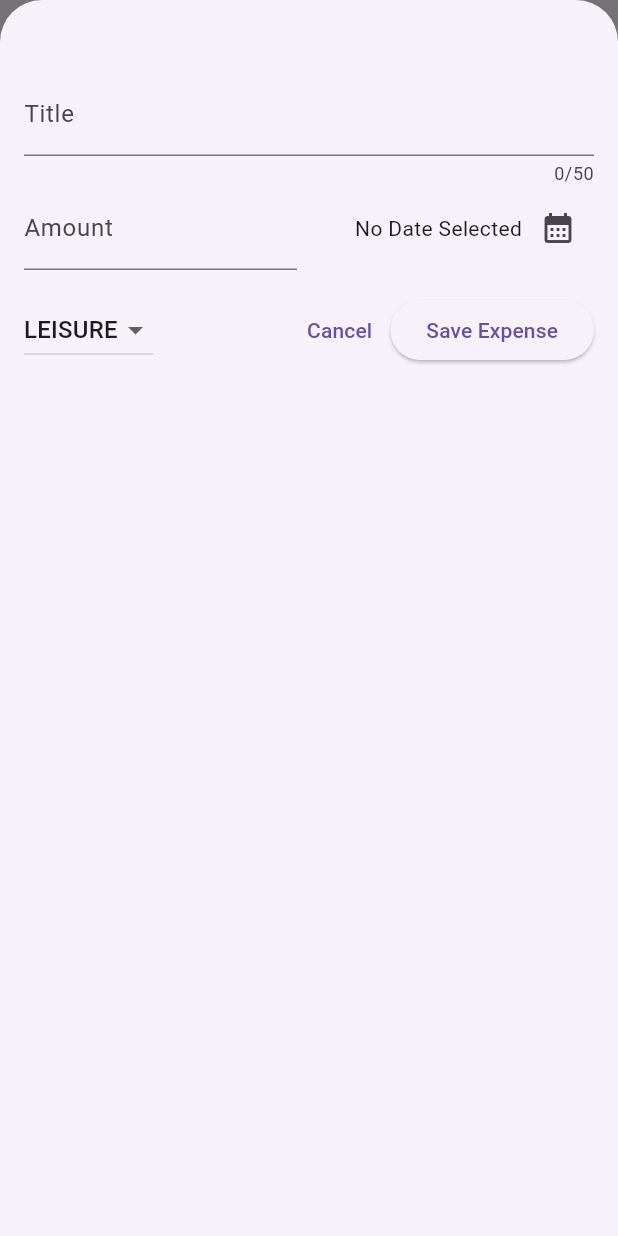
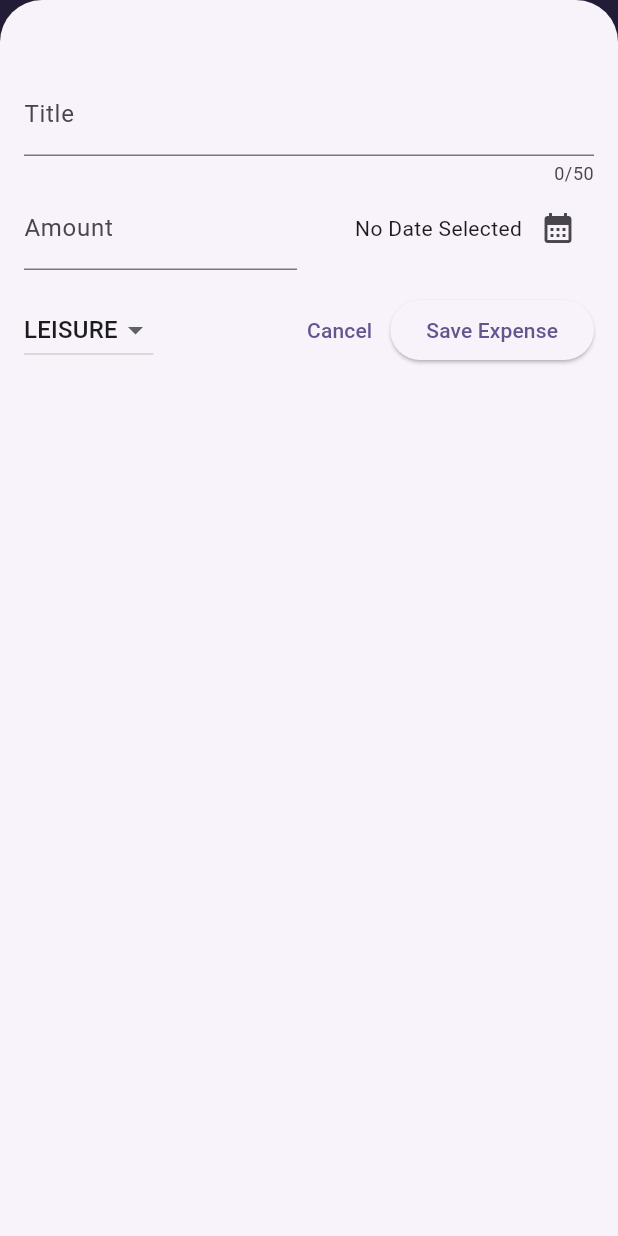
Before and after one commit to kanakonagiri/expense_tracker, a Flutter app: the screen it shows after launch, after a tap on the "add" icon, on a phone screen of 412 x 824 dp. Run offline on Flutter 3.47's test engine with Material 3 defaults, Android fonts, the phone set to English and light mode, and no system bars.

Commit message:
カラー設定

```diff
--- a/lib/main.dart
+++ b/lib/main.dart
@@ -1,9 +1,21 @@
 import 'package:flutter/material.dart';
+import 'package:expense_tracker/widget/expenses.dart';
 
-import 'package:expense_tracker/widget/expenses.dart';
+var kColorScheme = ColorScheme.fromSeed(
+  seedColor: const Color.fromARGB(255, 96, 59, 181),
+);
 
 void main() {
   runApp(
-    const MaterialApp(home: Expenses()),
+    MaterialApp(
+      theme: ThemeData().copyWith(
+        colorScheme: kColorScheme,
+        appBarTheme: const AppBarTheme().copyWith(
+          backgroundColor: kColorScheme.onPrimaryContainer,
+          foregroundColor: kColorScheme.primaryContainer,
+        ),
+      ),
+      home: const Expenses(),
+    ),
   );
 }
```
